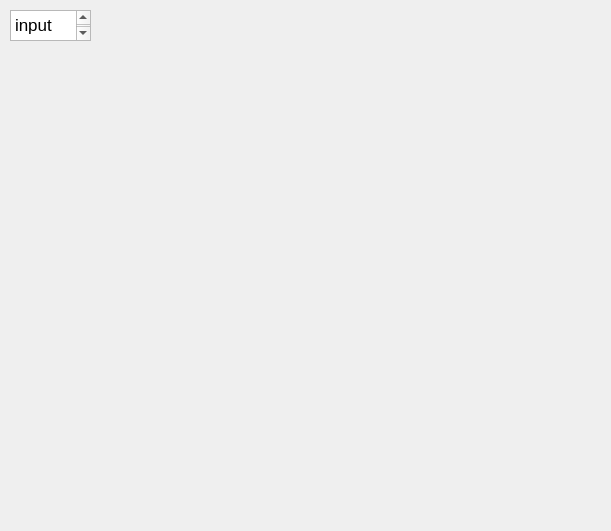
First picture: the form in UI_files/modelPage.ui, repository ZhiyuNoel/BioLearning, before the edit.
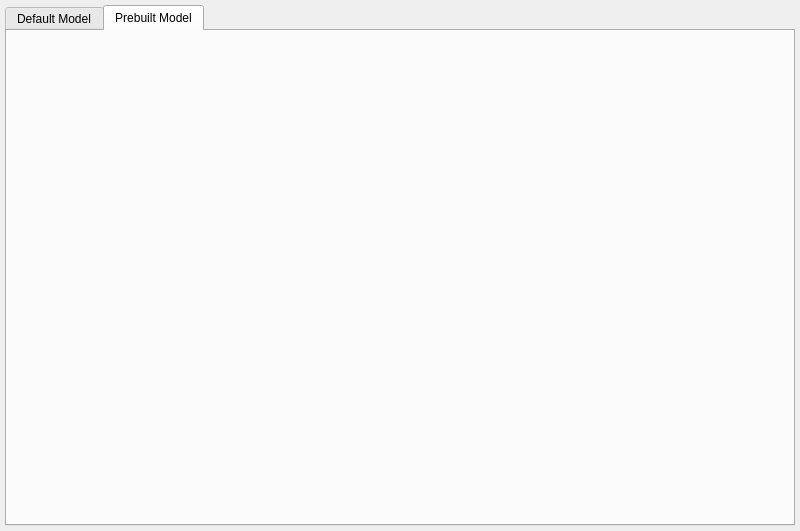
Second picture: the form after the edit.

```diff
--- a/UI_files/modelPage.ui
+++ b/UI_files/modelPage.ui
@@ -6,32 +6,35 @@
    <rect>
     <x>0</x>
     <y>0</y>
-    <width>611</width>
+    <width>800</width>
     <height>531</height>
    </rect>
   </property>
   <property name="windowTitle">
    <string>Form</string>
   </property>
-  <widget class="QTextEdit" name="textEdit">
+  <widget class="QTabWidget" name="tabWidget">
    <property name="geometry">
     <rect>
-     <x>10</x>
-     <y>10</y>
-     <width>81</width>
-     <height>31</height>
+     <x>5</x>
+     <y>5</y>
+     <width>790</width>
+     <height>521</height>
     </rect>
    </property>
-   <property name="html">
-    <string>&lt;!DOCTYPE HTML PUBLIC &quot;-//W3C//DTD HTML 4.0//EN&quot; &quot;http://www.w3.org/TR/REC-html40/strict.dtd&quot;&gt;
-&lt;html&gt;&lt;head&gt;&lt;meta name=&quot;qrichtext&quot; content=&quot;1&quot; /&gt;&lt;meta charset=&quot;utf-8&quot; /&gt;&lt;style type=&quot;text/css&quot;&gt;
-p, li { white-space: pre-wrap; }
-hr { height: 1px; border-width: 0; }
-li.unchecked::marker { content: &quot;\2610&quot;; }
-li.checked::marker { content: &quot;\2612&quot;; }
-&lt;/style&gt;&lt;/head&gt;&lt;body style=&quot; font-family:'.AppleSystemUIFont'; font-size:13pt; font-weight:400; font-style:normal;&quot;&gt;
-&lt;p style=&quot; margin-top:0px; margin-bottom:0px; margin-left:0px; margin-right:0px; -qt-block-indent:0; text-indent:0px;&quot;&gt;input page&lt;/p&gt;&lt;/body&gt;&lt;/html&gt;</string>
+   <property name="currentIndex">
+    <number>1</number>
    </property>
+   <widget class="QWidget" name="tab">
+    <attribute name="title">
+     <string>Default Model</string>
+    </attribute>
+   </widget>
+   <widget class="QWidget" name="tab_2">
+    <attribute name="title">
+     <string>Prebuilt Model</string>
+    </attribute>
+   </widget>
   </widget>
  </widget>
  <resources/>
```
